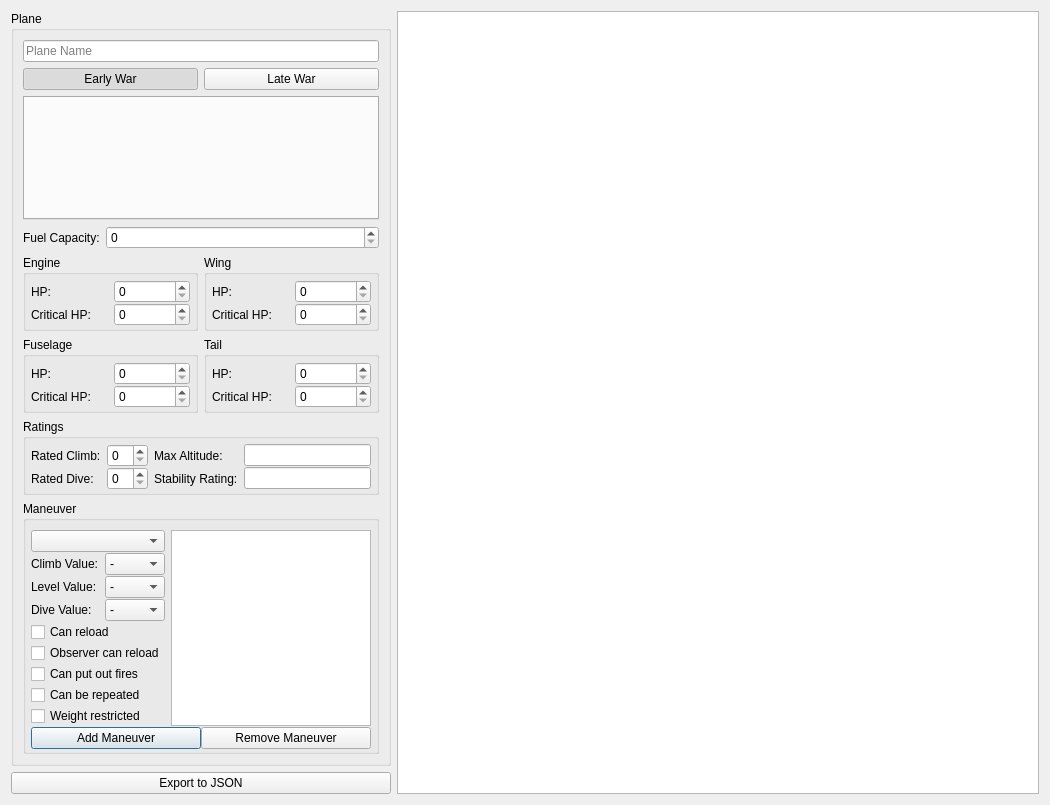
First picture: the form in PlaneEditor.ui, repository wchamilton/CEManeuverLog, before the edit.
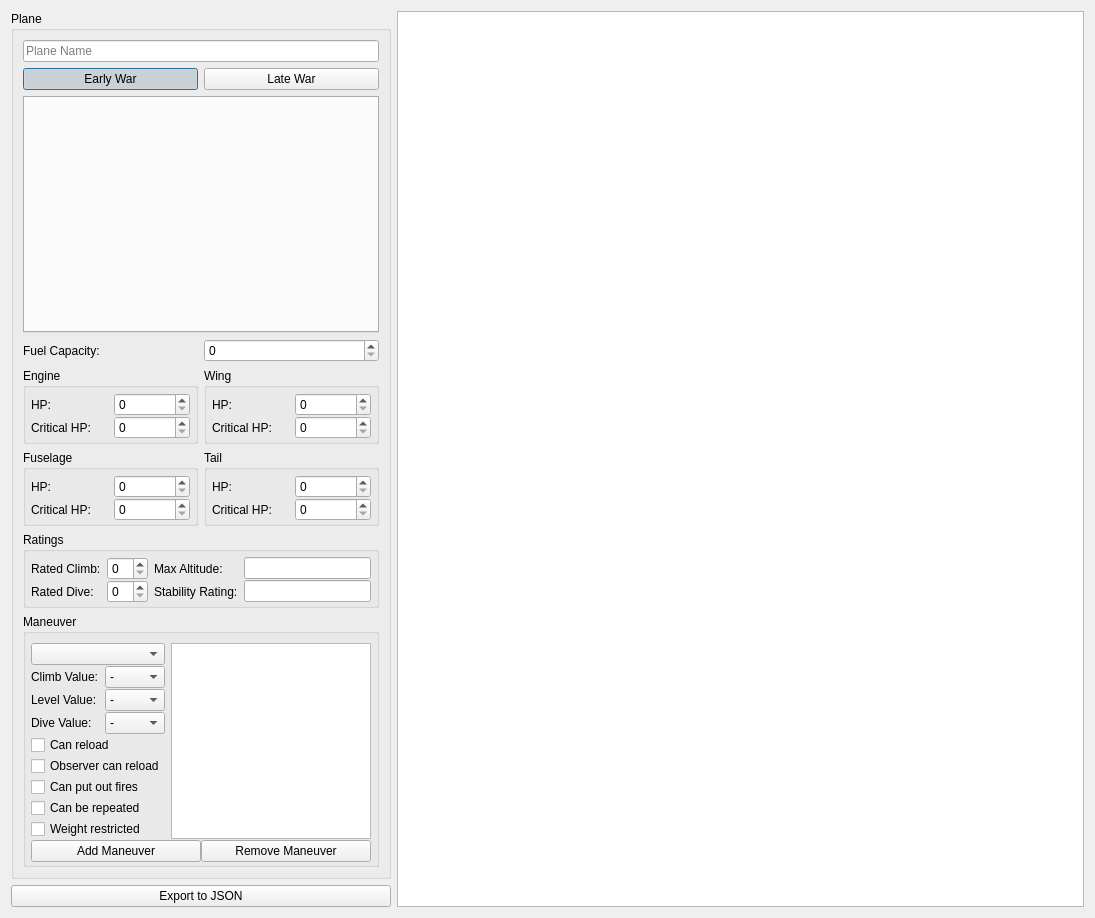
Second picture: the form after the edit. Icons and pictures are not drawn.

Commit message: Added a loading mechanism into the editor. I may need to make more of the modules be connected to the model but we'll see. Migrated gun editor into another tab widget since it turns out crew can have multiple weapons at their disposal. Colour coded and connected the damage trackers and repositioned them.

What changed in the file:
```diff
--- a/PlaneEditor.ui
+++ b/PlaneEditor.ui
@@ -6,8 +6,8 @@
    <rect>
     <x>0</x>
     <y>0</y>
-    <width>1050</width>
-    <height>805</height>
+    <width>1095</width>
+    <height>918</height>
    </rect>
   </property>
   <property name="windowTitle">
@@ -19,7 +19,47 @@
      <property name="title">
       <string>Plane</string>
      </property>
-     <layout class="QGridLayout" name="gridLayout_8" columnstretch="0,1">
+     <layout class="QGridLayout" name="gridLayout_8" columnstretch="0,0">
+      <item row="1" column="0" colspan="2">
+       <layout class="QHBoxLayout" name="horizontalLayout">
+        <item>
+         <widget class="QPushButton" name="early_war_btn">
+          <property name="text">
+           <string>Early War</string>
+          </property>
+          <property name="checkable">
+           <bool>true</bool>
+          </property>
+          <property name="checked">
+           <bool>true</bool>
+          </property>
+          <attribute name="buttonGroup">
+           <string notr="true">era_btn_grp</string>
+          </attribute>
+         </widget>
+        </item>
+        <item>
+         <widget class="QPushButton" name="late_war_btn">
+          <property name="text">
+           <string>Late War</string>
+          </property>
+          <property name="checkable">
+           <bool>true</bool>
+          </property>
+          <attribute name="buttonGroup">
+           <string notr="true">era_btn_grp</string>
+          </attribute>
+         </widget>
+        </item>
+       </layout>
+      </item>
+      <item row="3" column="0" colspan="2">
+       <widget class="QTabWidget" name="crew_editor_tab">
+        <property name="tabsClosable">
+         <bool>true</bool>
+        </property>
+       </widget>
+      </item>
       <item row="0" column="0" colspan="2">
        <widget class="QLineEdit" name="plane_name">
         <property name="placeholderText">
@@ -27,6 +67,260 @@
         </property>
        </widget>
       </item>
+      <item row="4" column="1">
+       <widget class="QSpinBox" name="fuel_amt"/>
+      </item>
+      <item row="4" column="0">
+       <widget class="QLabel" name="label_6">
+        <property name="text">
+         <string>Fuel Capacity:</string>
+        </property>
+       </widget>
+      </item>
+      <item row="6" column="0" colspan="2">
+       <widget class="QGroupBox" name="groupBox_7">
+        <property name="title">
+         <string>Ratings</string>
+        </property>
+        <layout class="QGridLayout" name="gridLayout_3">
+         <property name="leftMargin">
+          <number>5</number>
+         </property>
+         <property name="topMargin">
+          <number>5</number>
+         </property>
+         <property name="rightMargin">
+          <number>5</number>
+         </property>
+         <property name="bottomMargin">
+          <number>2</number>
+         </property>
+         <property name="verticalSpacing">
+          <number>0</number>
+         </property>
+         <item row="0" column="0">
+          <widget class="QLabel" name="label_11">
+           <property name="text">
+            <string>Rated Climb:</string>
+           </property>
+          </widget>
+         </item>
+         <item row="0" column="1">
+          <widget class="QSpinBox" name="rated_climb"/>
+         </item>
+         <item row="0" column="2">
+          <widget class="QLabel" name="label_13">
+           <property name="text">
+            <string>Max Altitude:</string>
+           </property>
+          </widget>
+         </item>
+         <item row="0" column="3">
+          <widget class="QLineEdit" name="max_alt"/>
+         </item>
+         <item row="1" column="0">
+          <widget class="QLabel" name="label_12">
+           <property name="text">
+            <string>Rated Dive:</string>
+           </property>
+          </widget>
+         </item>
+         <item row="1" column="1">
+          <widget class="QSpinBox" name="rated_dive"/>
+         </item>
+         <item row="1" column="2">
+          <widget class="QLabel" name="label_14">
+           <property name="text">
+            <string>Stability Rating:</string>
+           </property>
+          </widget>
+         </item>
+         <item row="1" column="3">
+          <widget class="QLineEdit" name="stab_rating"/>
+         </item>
+        </layout>
+       </widget>
+      </item>
+      <item row="5" column="0" colspan="2">
+       <layout class="QGridLayout" name="gridLayout_2">
+        <item row="0" column="0">
+         <widget class="QGroupBox" name="groupBox_3">
+          <property name="title">
+           <string>Engine</string>
+          </property>
+          <layout class="QGridLayout" name="gridLayout_4">
+           <property name="leftMargin">
+            <number>5</number>
+           </property>
+           <property name="topMargin">
+            <number>5</number>
+           </property>
+           <property name="rightMargin">
+            <number>5</number>
+           </property>
+           <property name="bottomMargin">
+            <number>2</number>
+           </property>
+           <property name="verticalSpacing">
+            <number>0</number>
+           </property>
+           <item row="0" column="0">
+            <widget class="QLabel" name="label_7">
+             <property name="text">
+              <string>HP:</string>
+             </property>
+            </widget>
+           </item>
+           <item row="0" column="1">
+            <widget class="QSpinBox" name="engine_hp"/>
+           </item>
+           <item row="1" column="0">
+            <widget class="QLabel" name="label_15">
+             <property name="text">
+              <string>Critical HP:</string>
+             </property>
+            </widget>
+           </item>
+           <item row="1" column="1">
+            <widget class="QSpinBox" name="engine_critical_hp"/>
+           </item>
+          </layout>
+         </widget>
+        </item>
+        <item row="0" column="1">
+         <widget class="QGroupBox" name="groupBox_4">
+          <property name="title">
+           <string>Wing</string>
+          </property>
+          <layout class="QGridLayout" name="gridLayout_5">
+           <property name="leftMargin">
+            <number>5</number>
+           </property>
+           <property name="topMargin">
+            <number>5</number>
+           </property>
+           <property name="rightMargin">
+            <number>5</number>
+           </property>
+           <property name="bottomMargin">
+            <number>2</number>
+           </property>
+           <property name="verticalSpacing">
+            <number>0</number>
+           </property>
+           <item row="0" column="0">
+            <widget class="QLabel" name="label_8">
+             <property name="text">
+              <string>HP:</string>
+             </property>
+            </widget>
+           </item>
+           <item row="0" column="1">
+            <widget class="QSpinBox" name="wing_hp"/>
+           </item>
+           <item row="1" column="0">
+            <widget class="QLabel" name="label_16">
+             <property name="text">
+              <string>Critical HP:</string>
+             </property>
+            </widget>
+           </item>
+           <item row="1" column="1">
+            <widget class="QSpinBox" name="wing_critical_hp"/>
+           </item>
+          </layout>
+         </widget>
+        </item>
+        <item row="1" column="0">
+         <widget class="QGroupBox" name="groupBox_5">
+          <property name="title">
+           <string>Fuselage</string>
+          </property>
+          <layout class="QGridLayout" name="gridLayout_6">
+           <property name="leftMargin">
+            <number>5</number>
+           </property>
+           <property name="topMargin">
+            <number>5</number>
+           </property>
+           <property name="rightMargin">
+            <number>5</number>
+           </property>
+           <property name="bottomMargin">
+            <number>2</number>
+           </property>
+           <property name="verticalSpacing">
+            <number>0</number>
+           </property>
+           <item row="0" column="0">
+            <widget class="QLabel" name="label_9">
+             <property name="text">
+              <string>HP:</string>
+             </property>
+            </widget>
+           </item>
+           <item row="0" column="1">
+            <widget class="QSpinBox" name="fuselage_hp"/>
+           </item>
+           <item row="1" column="0">
+            <widget class="QLabel" name="label_17">
+             <property name="text">
+              <string>Critical HP:</string>
+             </property>
+            </widget>
+           </item>
+           <item row="1" column="1">
+            <widget class="QSpinBox" name="fuselage_critical_hp"/>
+           </item>
+          </layout>
+         </widget>
+        </item>
+        <item row="1" column="1">
+         <widget class="QGroupBox" name="groupBox_6">
+          <property name="title">
+           <string>Tail</string>
+          </property>
+          <layout class="QGridLayout" name="gridLayout_7">
+           <property name="leftMargin">
+            <number>5</number>
+           </property>
+           <property name="topMargin">
+            <number>5</number>
+           </property>
+           <property name="rightMargin">
+            <number>5</number>
+           </property>
+           <property name="bottomMargin">
+            <number>2</number>
+           </property>
+           <property name="verticalSpacing">
+            <number>0</number>
+           </property>
+           <item row="0" column="0">
+            <widget class="QLabel" name="label_10">
+             <property name="text">
+              <string>HP:</string>
+             </property>
+            </widget>
+           </item>
+           <item row="0" column="1">
+            <widget class="QSpinBox" name="tail_hp"/>
+           </item>
+           <item row="1" column="0">
+            <widget class="QLabel" name="label_18">
+             <property name="text">
+              <string>Critical HP:</string>
+             </property>
+            </widget>
+           </item>
+           <item row="1" column="1">
+            <widget class="QSpinBox" name="tail_critical_hp"/>
+           </item>
+          </layout>
+         </widget>
+        </item>
+       </layout>
+      </item>
       <item row="8" column="0" colspan="2">
        <widget class="QGroupBox" name="groupBox_2">
         <property name="sizePolicy">
@@ -230,300 +524,6 @@
         </layout>
        </widget>
       </item>
-      <item row="1" column="0" colspan="2">
-       <layout class="QHBoxLayout" name="horizontalLayout">
-        <item>
-         <widget class="QPushButton" name="early_war_btn">
-          <property name="text">
-           <string>Early War</string>
-          </property>
-          <property name="checkable">
-           <bool>true</bool>
-          </property>
-          <property name="checked">
-           <bool>true</bool>
-          </property>
-          <attribute name="buttonGroup">
-           <string notr="true">era_btn_grp</string>
-          </attribute>
-         </widget>
-        </item>
-        <item>
-         <widget class="QPushButton" name="late_war_btn">
-          <property name="text">
-           <string>Late War</string>
-          </property>
-          <property name="checkable">
-           <bool>true</bool>
-          </property>
-          <attribute name="buttonGroup">
-           <string notr="true">era_btn_grp</string>
-          </attribute>
-         </widget>
-        </item>
-       </layout>
-      </item>
-      <item row="5" column="0" colspan="2">
-       <layout class="QGridLayout" name="gridLayout_2">
-        <item row="0" column="0">
-         <widget class="QGroupBox" name="groupBox_3">
-          <property name="title">
-           <string>Engine</string>
-          </property>
-          <layout class="QGridLayout" name="gridLayout_4">
-           <property name="leftMargin">
-            <number>5</number>
-           </property>
-           <property name="topMargin">
-            <number>5</number>
-           </property>
-           <property name="rightMargin">
-            <number>5</number>
-           </property>
-           <property name="bottomMargin">
-            <number>2</number>
-           </property>
-           <property name="verticalSpacing">
-            <number>0</number>
-           </property>
-           <item row="0" column="0">
-            <widget class="QLabel" name="label_7">
-             <property name="text">
-              <string>HP:</string>
-             </property>
-            </widget>
-           </item>
-           <item row="0" column="1">
-            <widget class="QSpinBox" name="engine_hp"/>
-           </item>
-           <item row="1" column="0">
-            <widget class="QLabel" name="label_15">
-             <property name="text">
-              <string>Critical HP:</string>
-             </property>
-            </widget>
-           </item>
-           <item row="1" column="1">
-            <widget class="QSpinBox" name="engine_critical_hp"/>
-           </item>
-          </layout>
-         </widget>
-        </item>
-        <item row="0" column="1">
-         <widget class="QGroupBox" name="groupBox_4">
-          <property name="title">
-           <string>Wing</string>
-          </property>
-          <layout class="QGridLayout" name="gridLayout_5">
-           <property name="leftMargin">
-            <number>5</number>
-           </property>
-           <property name="topMargin">
-            <number>5</number>
-           </property>
-           <property name="rightMargin">
-            <number>5</number>
-           </property>
-           <property name="bottomMargin">
-            <number>2</number>
-           </property>
-           <property name="verticalSpacing">
-            <number>0</number>
-           </property>
-           <item row="0" column="0">
-            <widget class="QLabel" name="label_8">
-             <property name="text">
-              <string>HP:</string>
-             </property>
-            </widget>
-           </item>
-           <item row="0" column="1">
-            <widget class="QSpinBox" name="wing_hp"/>
-           </item>
-           <item row="1" column="0">
-            <widget class="QLabel" name="label_16">
-             <property name="text">
-              <string>Critical HP:</string>
-             </property>
-            </widget>
-           </item>
-           <item row="1" column="1">
-            <widget class="QSpinBox" name="wing_critical_hp"/>
-           </item>
-          </layout>
-         </widget>
-        </item>
-        <item row="1" column="0">
-         <widget class="QGroupBox" name="groupBox_5">
-          <property name="title">
-           <string>Fuselage</string>
-          </property>
-          <layout class="QGridLayout" name="gridLayout_6">
-           <property name="leftMargin">
-            <number>5</number>
-           </property>
-           <property name="topMargin">
-            <number>5</number>
-           </property>
-           <property name="rightMargin">
-            <number>5</number>
-           </property>
-           <property name="bottomMargin">
-            <number>2</number>
-           </property>
-           <property name="verticalSpacing">
-            <number>0</number>
-           </property>
-           <item row="0" column="0">
-            <widget class="QLabel" name="label_9">
-             <property name="text">
-              <string>HP:</string>
-             </property>
-            </widget>
-           </item>
-           <item row="0" column="1">
-            <widget class="QSpinBox" name="fuselage_hp"/>
-           </item>
-           <item row="1" column="0">
-            <widget class="QLabel" name="label_17">
-             <property name="text">
-              <string>Critical HP:</string>
-             </property>
-            </widget>
-           </item>
-           <item row="1" column="1">
-            <widget class="QSpinBox" name="fuselage_critical_hp"/>
-           </item>
-          </layout>
-         </widget>
-        </item>
-        <item row="1" column="1">
-         <widget class="QGroupBox" name="groupBox_6">
-          <property name="title">
-           <string>Tail</string>
-          </property>
-          <layout class="QGridLayout" name="gridLayout_7">
-           <property name="leftMargin">
-            <number>5</number>
-           </property>
-           <property name="topMargin">
-            <number>5</number>
-           </property>
-           <property name="rightMargin">
-            <number>5</number>
-           </property>
-           <property name="bottomMargin">
-            <number>2</number>
-           </property>
-           <property name="verticalSpacing">
-            <number>0</number>
-           </property>
-           <item row="0" column="0">
-            <widget class="QLabel" name="label_10">
-             <property name="text">
-              <string>HP:</string>
-             </property>
-            </widget>
-           </item>
-           <item row="0" column="1">
-            <widget class="QSpinBox" name="tail_hp"/>
-           </item>
-           <item row="1" column="0">
-            <widget class="QLabel" name="label_18">
-             <property name="text">
-              <string>Critical HP:</string>
-             </property>
-            </widget>
-           </item>
-           <item row="1" column="1">
-            <widget class="QSpinBox" name="tail_critical_hp"/>
-           </item>
-          </layout>
-         </widget>
-        </item>
-       </layout>
-      </item>
-      <item row="3" column="0" colspan="2">
-       <widget class="QTabWidget" name="crew_editor_tab">
-        <property name="tabsClosable">
-         <bool>true</bool>
-        </property>
-       </widget>
-      </item>
-      <item row="6" column="0" colspan="2">
-       <widget class="QGroupBox" name="groupBox_7">
-        <property name="title">
-         <string>Ratings</string>
-        </property>
-        <layout class="QGridLayout" name="gridLayout_3">
-         <property name="leftMargin">
-          <number>5</number>
-         </property>
-         <property name="topMargin">
-          <number>5</number>
-         </property>
-         <property name="rightMargin">
-          <number>5</number>
-         </property>
-         <property name="bottomMargin">
-          <number>2</number>
-         </property>
-         <property name="verticalSpacing">
-          <number>0</number>
-         </property>
-         <item row="0" column="0">
-          <widget class="QLabel" name="label_11">
-           <property name="text">
-            <string>Rated Climb:</string>
-           </property>
-          </widget>
-         </item>
-         <item row="0" column="1">
-          <widget class="QSpinBox" name="rated_climb"/>
-         </item>
-         <item row="0" column="2">
-          <widget class="QLabel" name="label_13">
-           <property name="text">
-            <string>Max Altitude:</string>
-           </property>
-          </widget>
-         </item>
-         <item row="0" column="3">
-          <widget class="QLineEdit" name="max_alt"/>
-         </item>
-         <item row="1" column="0">
-          <widget class="QLabel" name="label_12">
-           <property name="text">
-            <string>Rated Dive:</string>
-           </property>
-          </widget>
-         </item>
-         <item row="1" column="1">
-          <widget class="QSpinBox" name="rated_dive"/>
-         </item>
-         <item row="1" column="2">
-          <widget class="QLabel" name="label_14">
-           <property name="text">
-            <string>Stability Rating:</string>
-           </property>
-          </widget>
-         </item>
-         <item row="1" column="3">
-          <widget class="QLineEdit" name="stab_rating"/>
-         </item>
-        </layout>
-       </widget>
-      </item>
-      <item row="4" column="0">
-       <widget class="QLabel" name="label_6">
-        <property name="text">
-         <string>Fuel Capacity:</string>
-        </property>
-       </widget>
-      </item>
-      <item row="4" column="1">
-       <widget class="QSpinBox" name="fuel_amt"/>
-      </item>
      </layout>
     </widget>
    </item>
```
The commit also changes 27 other files.
